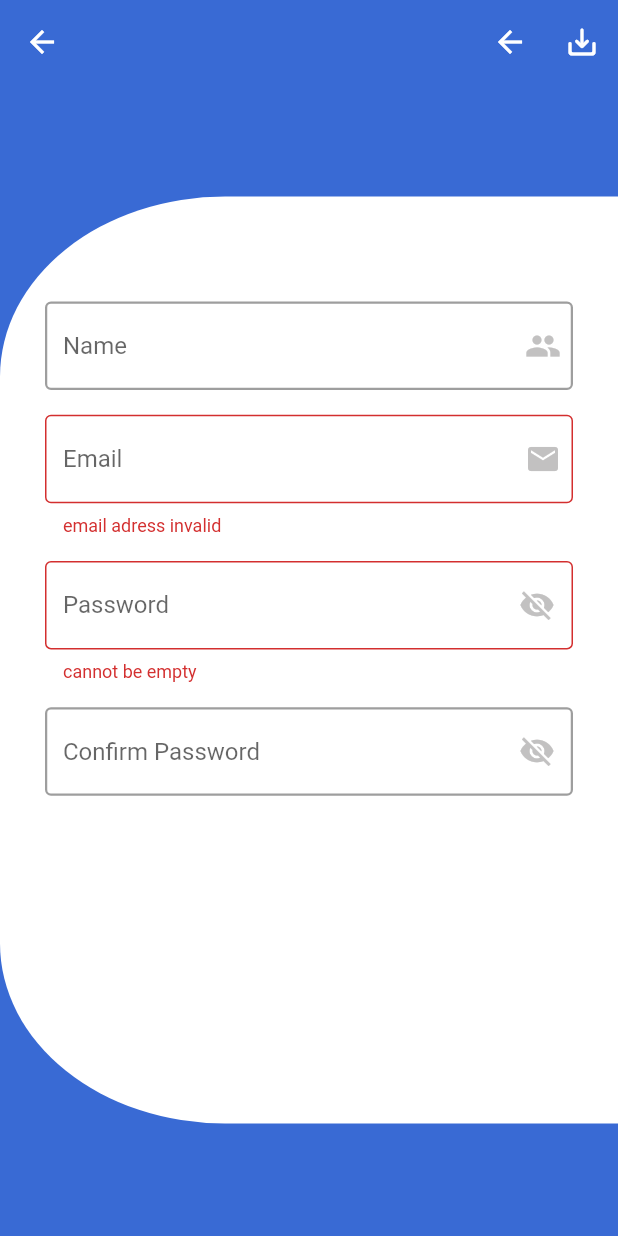
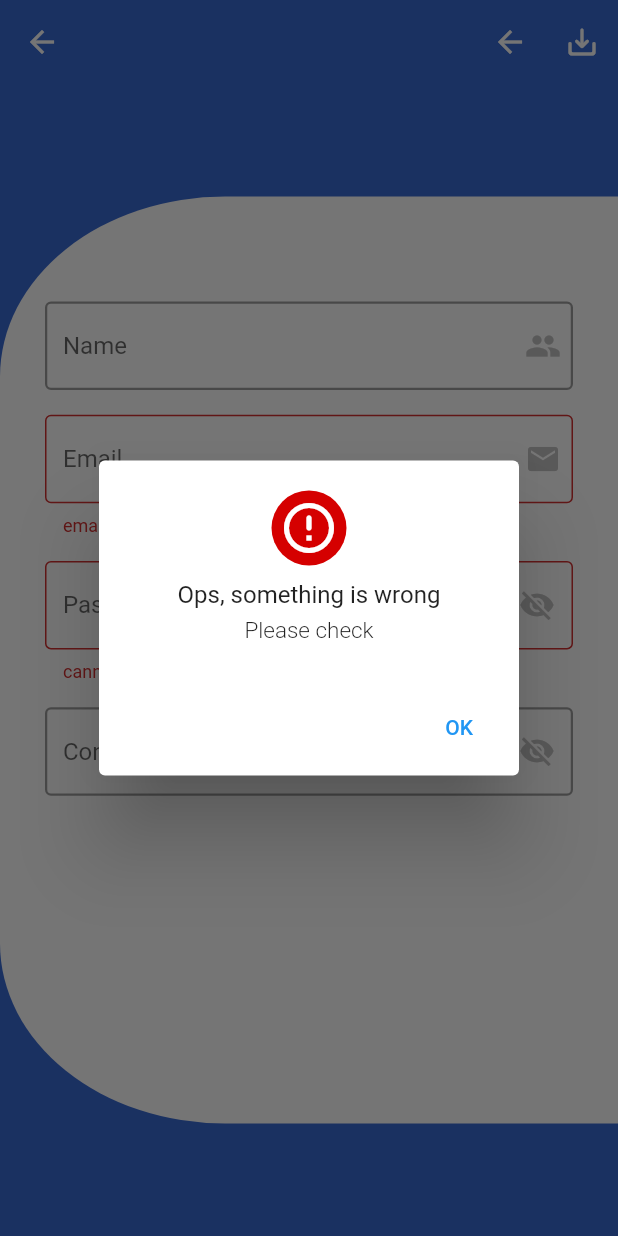
Before and after one commit to MoizesFSantos/LoginAndRegister, a Flutter app: the SignUp screen opened by its route, after a tap on the "save alt" icon, on a phone screen of 412 x 824 dp. Run offline on Flutter 3.47's test engine with Material 2 defaults, Android fonts, the phone set to English and light mode, and no system bars.

Commit message:
feat:create alert cards

```diff
--- /dev/null
+++ b/lib/alerts/error.dart
@@ -0,0 +1,58 @@
+import 'package:flutter/material.dart';
+
+alert(BuildContext context) {
+  showDialog<String>(
+    context: context,
+    builder: (BuildContext context) => AlertDialog(
+      content: SingleChildScrollView(
+        child: ListBody(
+          children: [
+            Container(
+              height: 50,
+              width: 50,
+              decoration: BoxDecoration(
+                color: Colors.redAccent[700],
+                shape: BoxShape.circle,
+              ),
+              child: Icon(
+                Icons.error_outline_rounded,
+                color: Colors.white,
+                size: 40,
+              ),
+            ),
+            SizedBox(
+              height: 10,
+            ),
+            Column(
+              mainAxisAlignment: MainAxisAlignment.center,
+              children: [
+                Text(
+                  'Ops, something is wrong',
+                  style: TextStyle(
+                    fontWeight: FontWeight.w400,
+                  ),
+                ),
+                SizedBox(
+                  height: 5,
+                ),
+                Text(
+                  'Please check',
+                  style: TextStyle(
+                    fontSize: 15,
+                    fontWeight: FontWeight.w300,
+                  ),
+                ),
+              ],
+            )
+          ],
+        ),
+      ),
+      actions: <Widget>[
+        TextButton(
+          onPressed: () => Navigator.pop(context, 'OK'),
+          child: const Text('OK'),
+        ),
+      ],
+    ),
+  );
+}
--- a/lib/components/sign_in_components.dart
+++ b/lib/components/sign_in_components.dart
@@ -13,6 +13,7 @@ class _SignInComponentsState extends State<SignInComponents> {
   @override
   Widget build(BuildContext context) {
     return Form(
+      key: loginKey,
       child: Column(
         children: [
           TextFormField(
--- a/lib/controllers/sign_up_auth.dart
+++ b/lib/controllers/sign_up_auth.dart
@@ -1,4 +1,6 @@
 import 'package:flutter/material.dart';
+import 'package:login_and_register/alerts/error.dart';
+import 'package:login_and_register/alerts/register_success.dart';
 import '../api/sign_up.dart';
 
 final GlobalKey<FormState> formKey = GlobalKey<FormState>();
@@ -33,7 +35,8 @@ String? passValidation(pass) {
 void doSignUp(BuildContext context) {
   if (formKey.currentState!.validate()) {
     SignUpService().signup(getName.text, getEmail.text, getPass.text);
+    success(context);
   } else {
-    print('invalid');
+    alert(context);
   }
 }
--- a/lib/screens/sign_in.dart
+++ b/lib/screens/sign_in.dart
@@ -2,6 +2,7 @@
 
 import 'package:flutter/material.dart';
 import 'package:login_and_register/components/sign_in_components.dart';
+import 'package:login_and_register/controllers/sign_in_auth.dart';
 
 class SignIn extends StatelessWidget {
   const SignIn({Key? key}) : super(key: key);
@@ -66,7 +67,7 @@ class SignIn extends StatelessWidget {
                       ),
                       ElevatedButton(
                         onPressed: () {
-                          Navigator.of(context).pushReplacementNamed('/home');
+                          loginOK(context);
                         },
                         child: Row(
                           mainAxisAlignment: MainAxisAlignment.center,
```
Also changed, not shown: lib/alerts/register_success.dart (added, +58 -0 lines), lib/controllers/sign_in_auth.dart (+14 -1 lines).
